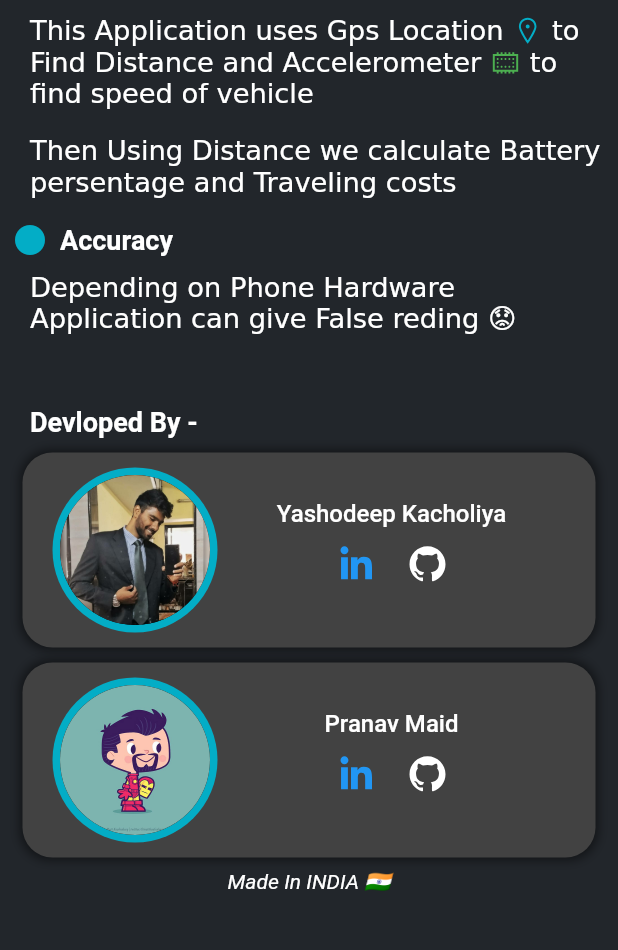
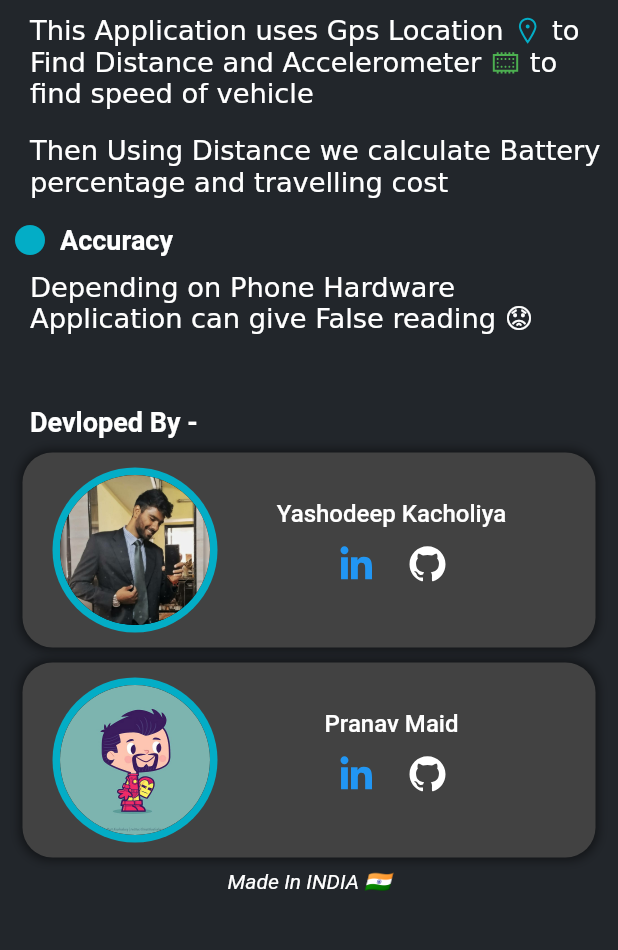
Before and after one commit to yashodeepk/EVMileageCalculator, a Flutter app: the InfoPage screen opened directly, on a phone screen of 412 x 824 dp, the part 131-1081 px from its top. Run offline on Flutter 3.47's test engine with Material 2 defaults, Android fonts, the phone set to English and light mode, and no system bars; our stand-ins replace auto_size_text, fl_chart, geolocator, google_fonts, line_icons, rive and 2 more; missing offline and left inert: currency_picker, flutter_foreground_task, rive_splash_screen; accounts and stored records are empty.

Commit message:
info spelling changes

```diff
--- a/lib/pages/infoPage.dart
+++ b/lib/pages/infoPage.dart
@@ -130,7 +130,7 @@ class _InfoPageState extends State<InfoPage> {
                                 children: [
                                   TextSpan(
                                     text:
-                                        "Then Using Distance we calculate Battery persentage and Traveling costs ",
+                                        "Then Using Distance we calculate Battery percentage and travelling cost ",
                                   ),
                                   // WidgetSpan(
                                   //   child: Icon(LineIcons.mapMarker, size: 14),
@@ -200,7 +200,7 @@ class _InfoPageState extends State<InfoPage> {
                           children: [
                             TextSpan(
                               text:
-                                  "Depending on Phone Hardware Application can give False reding 😟",
+                                  "Depending on Phone Hardware Application can give False reading 😟",
                             ),
                           ],
                         ),
```
Also changed, not shown: 1 other file.
